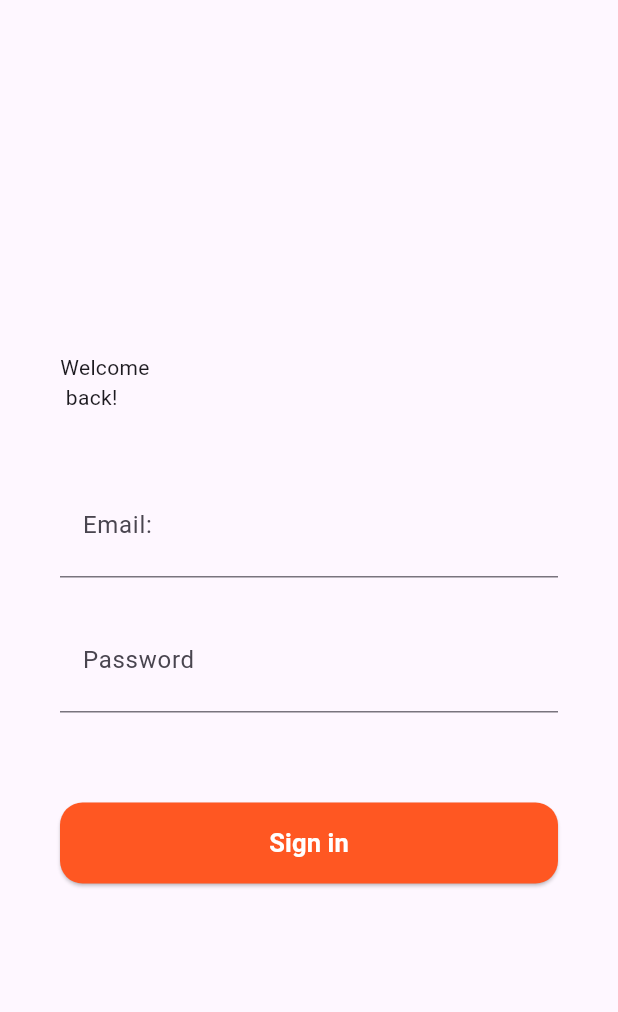
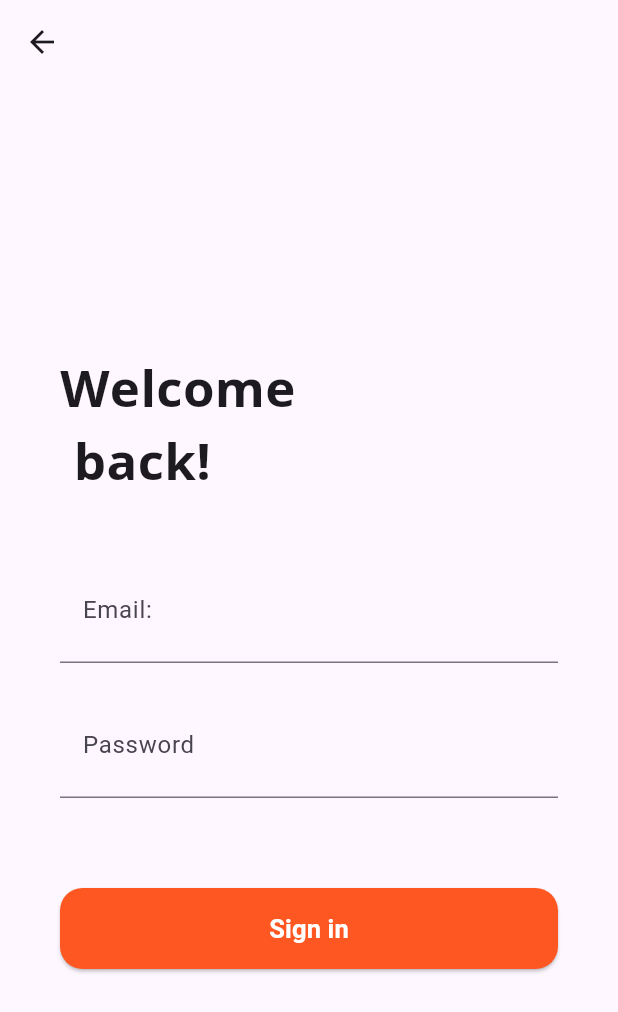
Before and after one commit to Phnix01/Login_Sign_Project4_from_dribble, a Flutter app: the screen it shows after launch, after a tap on "Go to Sign In", on a phone screen of 412 x 824 dp. Shown: the top 1012 px of the screen. Run offline on Flutter 3.47's test engine with Material 3 defaults, Android fonts, the phone set to English and light mode, and no system bars; our stand-ins replace google_fonts.

Commit message:
everything complete except dot progress

```diff
--- a/lib/screens/SignInScreen.dart
+++ b/lib/screens/SignInScreen.dart
@@ -1,6 +1,7 @@
 import 'package:flutter/material.dart';
 import 'package:login_sign_prj4_dribble/components/customBtn.dart';
 import 'package:login_sign_prj4_dribble/components/customInput.dart';
+import 'package:google_fonts/google_fonts.dart';
 
 class SignInScreen extends StatelessWidget {
   const SignInScreen({super.key});
@@ -8,6 +9,10 @@ class SignInScreen extends StatelessWidget {
   @override
   Widget build(BuildContext context) {
     return Scaffold(
+      appBar: AppBar(
+        backgroundColor: Colors.transparent,
+        automaticallyImplyLeading: true,
+      ),
       body: SafeArea(
         child: Padding(
           padding: const EdgeInsets.all(40.0),
@@ -15,7 +20,13 @@ class SignInScreen extends StatelessWidget {
             mainAxisAlignment: MainAxisAlignment.center,
             crossAxisAlignment: CrossAxisAlignment.start,
             children: [
-              Text('Welcome \n back!'),
+              Text(
+                'Welcome \n back!',
+                style: GoogleFonts.openSans(
+                  fontWeight: FontWeight.bold,
+                  fontSize: 34,
+                ),
+              ),
               const SizedBox(
                 height: 40,
               ),
```
Also changed, not shown: lib/screens/SignUpScreen.dart (+59 -1 lines), lib/screens/homeScreen.dart (+7 -1 lines).
